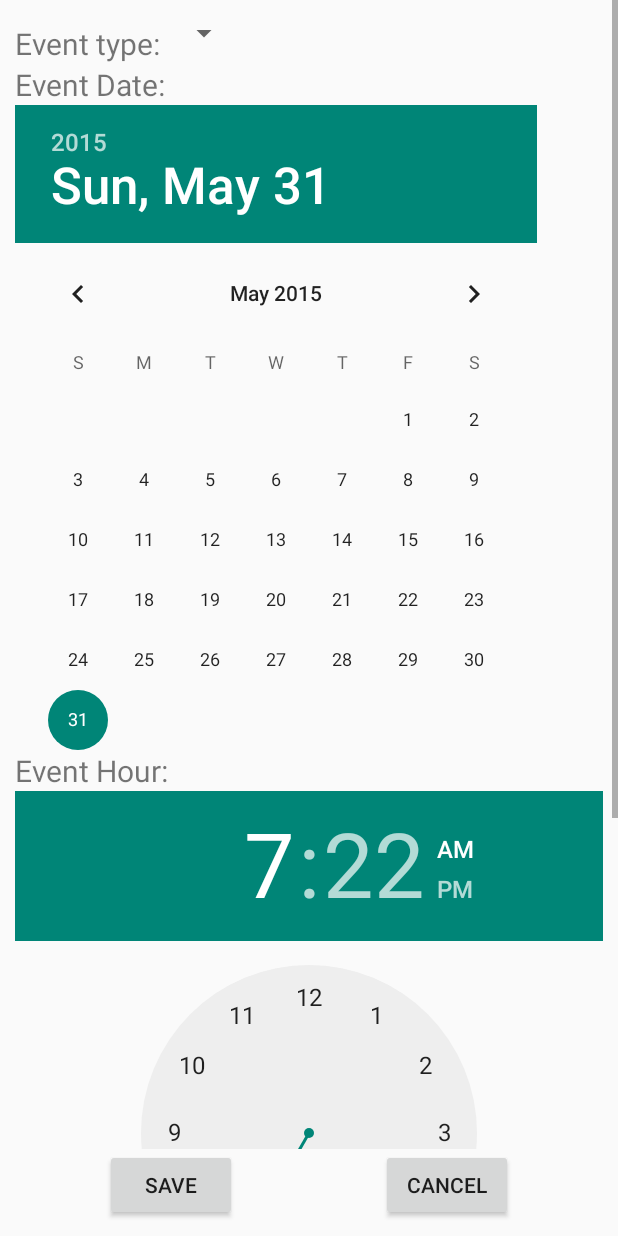
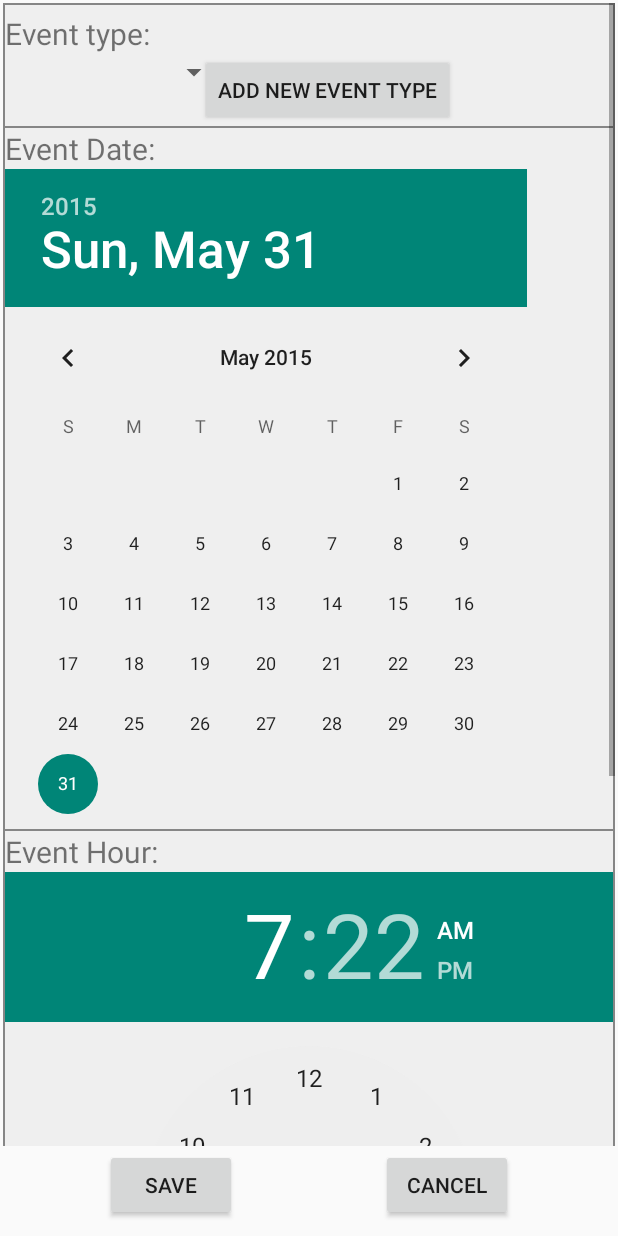
Before and after one commit to TsvetanMilanov/Event-Organizer, an Android app: the layout add_and_edit_event_activity_layout.xml on its own in the app's theme, with its tools: preview values and no code run, on a phone screen of 412 x 824 dp. Run offline under Robolectric (Android 15) with nearby library versions, the phone set to English and light mode, and no system bars.

Commit message:
Added add event type button in add & edit event activities. Set the hasNotification to true when notification is fired.

```diff
--- a/Eventorganizer/app/src/main/java/lab/chabingba/eventorganizer/MainActivity.java
+++ b/Eventorganizer/app/src/main/java/lab/chabingba/eventorganizer/MainActivity.java
@@ -130,7 +130,7 @@ public class MainActivity extends Activity {
     public void onAddCategoryClicked(View v) {
         LayoutInflater li = LayoutInflater.from(this);
         View promptsView = li.inflate(R.layout.category_dialog, null);
-        promptsView.setBackgroundColor(Color.rgb(165, 165, 165));
+        //promptsView.setBackgroundColor(Color.rgb(165, 165, 165));
 
         AlertDialog.Builder alertDialogBuilder = new AlertDialog.Builder(
                 this);
--- a/Eventorganizer/app/src/main/java/lab/chabingba/eventorganizer/OptionsActivity.java
+++ b/Eventorganizer/app/src/main/java/lab/chabingba/eventorganizer/OptionsActivity.java
@@ -11,5 +11,8 @@ public class OptionsActivity extends Activity {
     protected void onCreate(Bundle savedInstanceState) {
         super.onCreate(savedInstanceState);
         setContentView(R.layout.options_activity_layout);
+        // TODO: add preferences
+        // TODO: add remove old events in all categories
+        // TODO: add remove event type
     }
 }
--- a/Eventorganizer/app/src/main/res/layout/add_and_edit_event_activity_layout.xml
+++ b/Eventorganizer/app/src/main/res/layout/add_and_edit_event_activity_layout.xml
@@ -6,7 +6,8 @@
     <TableRow
         android:layout_width="fill_parent"
         android:layout_height="match_parent"
-        android:layout_above="@+id/tableRow5">
+        android:layout_above="@+id/tableRow5"
+        android:padding="2dp">
 
         <ScrollView
             android:id="@+id/scrollView"
@@ -15,16 +16,18 @@
 
             <RelativeLayout
                 android:layout_width="fill_parent"
-                android:layout_height="fill_parent"
-                android:padding="10dp">
+                android:layout_height="fill_parent">
 
                 <TableLayout
                     android:layout_width="fill_parent"
-                    android:layout_height="fill_parent">
+                    android:layout_height="fill_parent"
+                    android:background="#868686"
+                    android:padding="1dp">
 
                     <TableRow
                         android:layout_width="fill_parent"
-                        android:layout_height="fill_parent">
+                        android:layout_height="fill_parent"
+                        android:background="#efefef">
 
                         <RelativeLayout
                             android:layout_width="fill_parent"
@@ -36,15 +39,23 @@
                                 android:layout_height="wrap_content"
                                 android:layout_marginTop="5dp"
                                 android:text="Event type: "
-                                android:textSize="20dp" />
+                                android:textSize="20sp" />
 
                             <Spinner
                                 android:id="@+id/spinner"
+                                android:layout_width="150dp"
+                                android:layout_height="wrap_content"
+                                android:layout_below="@id/tvAddEventType" />
+
+                            <Button
+                                android:id="@+id/buttonAddEventType"
                                 android:layout_width="wrap_content"
                                 android:layout_height="wrap_content"
-                                android:layout_alignParentTop="true"
-                                android:layout_toEndOf="@+id/tvAddEventType"
-                                android:layout_toRightOf="@+id/tvAddEventType" />
+                                android:layout_alignParentRight="true"
+                                android:layout_alignTop="@id/spinner"
+                                android:onClick="onAddEventTypeClicked"
+                                android:text="Add new event type" />
+
                         </RelativeLayout>
                     </TableRow>
 
@@ -53,7 +64,9 @@
                         android:layout_width="fill_parent"
                         android:layout_height="wrap_content"
                         android:layout_below="@+id/spinner"
-                        android:layout_centerHorizontal="true">
+                        android:layout_centerHorizontal="true"
+                        android:layout_marginTop="1dp"
+                        android:background="#efefef">
 
                         <RelativeLayout
                             android:layout_width="fill_parent"
@@ -61,23 +74,28 @@
 
                             <TextView
                                 android:id="@+id/tvEventDateAdd"
-                                android:layout_width="wrap_content"
+                                android:layout_width="fill_parent"
                                 android:layout_height="wrap_content"
                                 android:text="Event Date: "
-                                android:textSize="20dp" />
+                                android:textSize="20sp" />
 
                         </RelativeLayout>
 
                     </TableRow>
 
+
                     <DatePicker
                         android:id="@+id/datePicker"
                         android:layout_width="wrap_content"
-                        android:layout_height="wrap_content" />
+                        android:layout_height="wrap_content"
+                        android:paddingBottom="10dp"
+                        android:background="#efefef" />
 
                     <TableRow
                         android:layout_width="fill_parent"
-                        android:layout_height="fill_parent">
+                        android:layout_height="fill_parent"
+                        android:layout_marginTop="1dp"
+                        android:background="#efefef">
 
                         <RelativeLayout
                             android:id="@+id/relativeLayout"
@@ -92,20 +110,24 @@
                                 android:layout_width="wrap_content"
                                 android:layout_height="wrap_content"
                                 android:text="Event Hour:"
-                                android:textSize="20dp" />
+                                android:textSize="20sp" />
 
                         </RelativeLayout>
                     </TableRow>
 
+
                     <TimePicker
                         android:id="@+id/timePicker"
                         android:layout_width="wrap_content"
-                        android:layout_height="wrap_content" />
+                        android:layout_height="wrap_content"
+                        android:paddingBottom="10dp"
+                        android:background="#efefef" />
 
                     <TableRow
                         android:layout_width="match_parent"
                         android:layout_height="match_parent"
-                        android:layout_marginTop="5dp">
+                        android:layout_marginTop="1dp"
+                        android:background="#efefef">
 
                         <RelativeLayout
                             android:layout_width="match_parent"
@@ -118,7 +140,7 @@
                                 android:layout_width="wrap_content"
                                 android:layout_height="wrap_content"
                                 android:text="Location: "
-                                android:textSize="20dp" />
+                                android:textSize="20sp" />
 
                             <EditText
                                 android:id="@+id/etAddLocation"
@@ -138,7 +160,9 @@
                         android:layout_height="fill_parent"
                         android:layout_alignParentLeft="true"
                         android:layout_alignParentStart="true"
-                        android:layout_below="@+id/relativeLayout">
+                        android:layout_below="@+id/relativeLayout"
+                        android:layout_marginTop="1dp"
+                        android:background="#efefef">
 
                         <RelativeLayout
                             android:layout_width="fill_parent"
@@ -149,7 +173,7 @@
                                 android:layout_width="wrap_content"
                                 android:layout_height="wrap_content"
                                 android:text="Event Description:"
-                                android:textSize="20dp" />
+                                android:textSize="20sp" />
 
                             <EditText
                                 android:id="@+id/etAddDescription"
@@ -165,7 +189,8 @@
 
                     <TableRow
                         android:layout_width="fill_parent"
-                        android:layout_height="fill_parent">
+                        android:layout_height="fill_parent"
+                        android:background="#efefef">
 
                         <RelativeLayout
                             android:layout_width="fill_parent"
--- a/Eventorganizer/app/src/main/res/layout/current_events_activity_layout.xml
+++ b/Eventorganizer/app/src/main/res/layout/current_events_activity_layout.xml
@@ -55,7 +55,7 @@
                 android:layout_alignTop="@+id/imageButtonRemoveEvent"
                 android:layout_toLeftOf="@+id/imageButtonRemoveEvent"
                 android:layout_toStartOf="@+id/imageButtonRemoveEvent"
-                android:layout_marginRight="10dp" />
+                android:layout_marginRight="15dp" />
 
             <ImageButton
                 android:id="@+id/imageButtonRemoveEvent"
```
Also changed, not shown: Eventorganizer/app/src/main/AndroidManifest.xml (+4 -5 lines), Eventorganizer/app/src/main/java/lab/chabingba/eventorganizer/AddEventActivity.java (+11 -0 lines), Eventorganizer/app/src/main/java/lab/chabingba/eventorganizer/EditEventActivity.java (+11 -0 lines), Eventorganizer/app/src/main/java/lab/chabingba/eventorganizer/Helpers/GeneralHelpers.java (+63 -6 lines), Eventorganizer/app/src/main/java/lab/chabingba/eventorganizer/Notifications/NotificationService.java (+8 -4 lines), Eventorganizer/app/src/main/res/layout/add_event_type_dialog.xml (added, +25 -0 lines), 1 other file.
